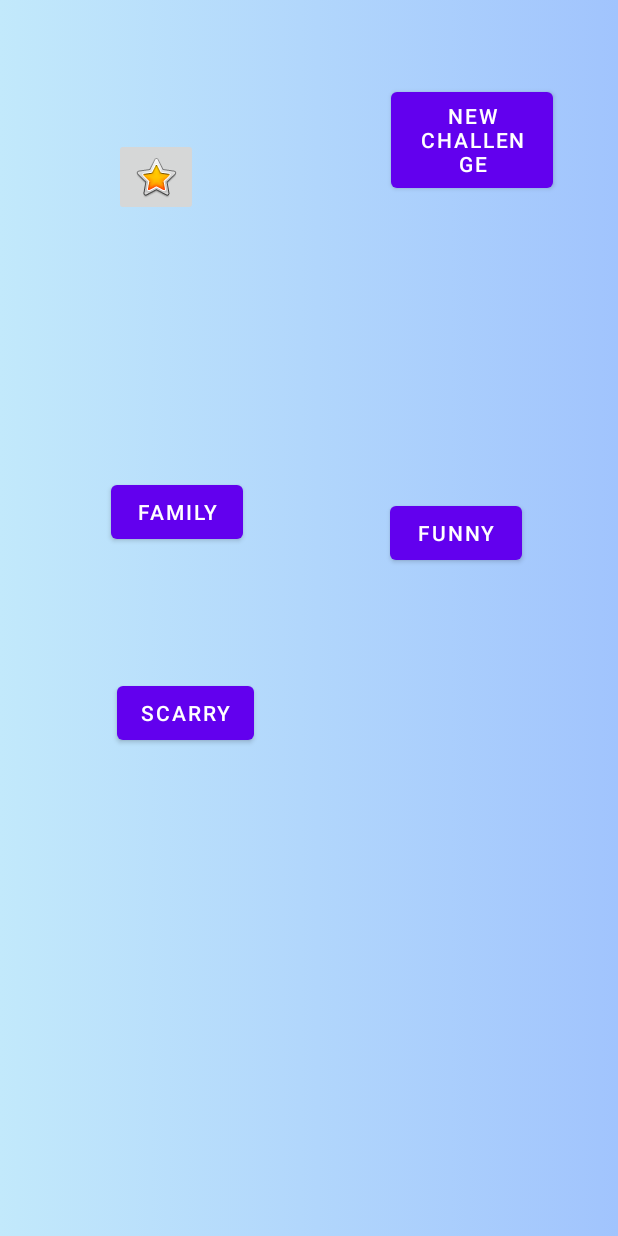
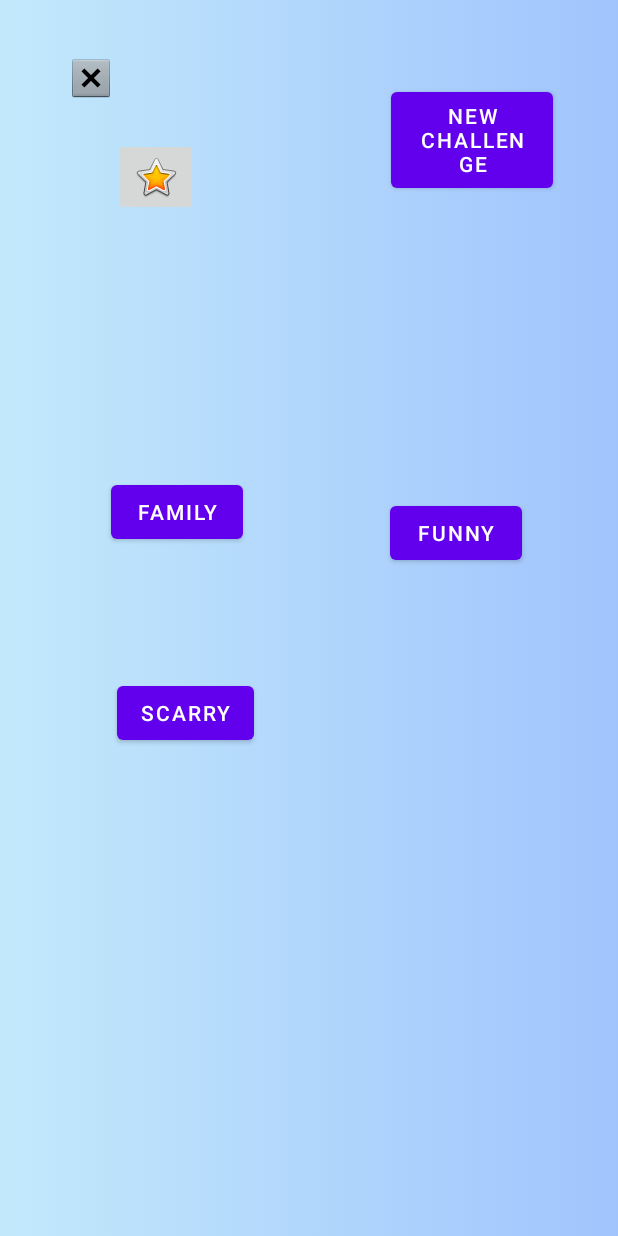
Before and after one commit to darsam44/Challenge, an Android app: the layout activity_main__page.xml on its own in the app's theme, with its tools: preview values and no code run, on a phone screen of 412 x 824 dp. Run offline under Robolectric (Android 15) with nearby library versions, the phone set to English and light mode, and no system bars; Roboto replaces fonts that are not available here.

Commit message:
Logout and get to main page if you already in

```diff
--- a/app/src/main/res/layout/activity_main__page.xml
+++ b/app/src/main/res/layout/activity_main__page.xml
@@ -75,4 +75,21 @@
         app:layout_constraintTop_toTopOf="parent"
         app:srcCompat="@android:drawable/btn_star_big_on" />
 
+    <ImageView
+        android:id="@+id/singOut_mainpage"
+        android:layout_width="wrap_content"
+        android:layout_height="wrap_content"
+        android:layout_marginStart="44dp"
+        android:layout_marginLeft="44dp"
+        android:layout_marginTop="36dp"
+        android:layout_marginEnd="184dp"
+        android:layout_marginRight="184dp"
+        android:layout_marginBottom="249dp"
+        android:clickable="true"
+        app:layout_constraintBottom_toTopOf="@+id/MoveToFamily"
+        app:layout_constraintEnd_toStartOf="@+id/new_challenge"
+        app:layout_constraintStart_toStartOf="parent"
+        app:layout_constraintTop_toTopOf="parent"
+        app:srcCompat="@android:drawable/btn_dialog" />
+
 </androidx.constraintlayout.widget.ConstraintLayout>
```
Also changed, not shown: app/src/main/java/com/example/challenge/Acvtivities/Activities/Login.java (+9 -0 lines), app/src/main/java/com/example/challenge/Acvtivities/Activities/Main_Page.java (+13 -0 lines).
